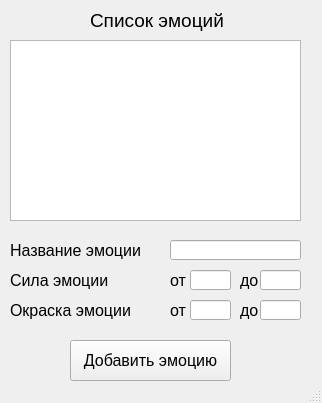
This is Settings.ui in tmshakirov/BSE_2019 as Qt 5 draws it before an edit. The edited form follows.
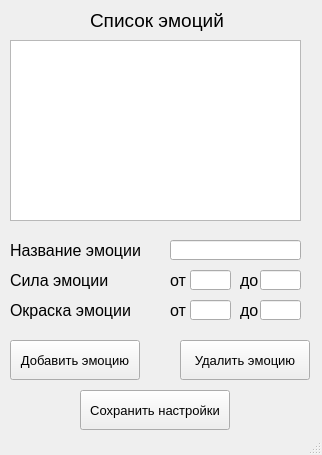
This is the edited form.

Commit message: Новые настройки, обработка эксепшнов

What changed in the file:
```diff
--- a/Settings.ui
+++ b/Settings.ui
@@ -7,7 +7,7 @@
     <x>0</x>
     <y>0</y>
     <width>322</width>
-    <height>403</height>
+    <height>455</height>
    </rect>
   </property>
   <property name="windowTitle">
@@ -129,15 +129,15 @@
    <widget class="QPushButton" name="addButton">
     <property name="geometry">
      <rect>
-      <x>70</x>
+      <x>10</x>
       <y>340</y>
-      <width>161</width>
-      <height>41</height>
+      <width>130</width>
+      <height>40</height>
      </rect>
     </property>
     <property name="font">
      <font>
-      <pointsize>12</pointsize>
+      <pointsize>10</pointsize>
      </font>
     </property>
     <property name="text">
@@ -236,6 +236,42 @@
      <string>до</string>
     </property>
    </widget>
+   <widget class="QPushButton" name="deleteButton">
+    <property name="geometry">
+     <rect>
+      <x>180</x>
+      <y>340</y>
+      <width>130</width>
+      <height>40</height>
+     </rect>
+    </property>
+    <property name="font">
+     <font>
+      <pointsize>10</pointsize>
+     </font>
+    </property>
+    <property name="text">
+     <string>Удалить эмоцию</string>
+    </property>
+   </widget>
+   <widget class="QPushButton" name="saveButton">
+    <property name="geometry">
+     <rect>
+      <x>80</x>
+      <y>390</y>
+      <width>150</width>
+      <height>40</height>
+     </rect>
+    </property>
+    <property name="font">
+     <font>
+      <pointsize>10</pointsize>
+     </font>
+    </property>
+    <property name="text">
+     <string>Сохранить настройки</string>
+    </property>
+   </widget>
   </widget>
   <widget class="QStatusBar" name="statusbar"/>
  </widget>
```
The commit also changes 5 other files.
